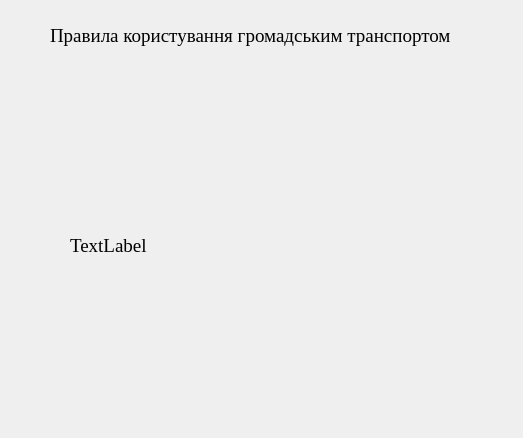
Old version of the form MapsWay/trafficrules.ui in the repository MariaMihajilova/MapsWay.
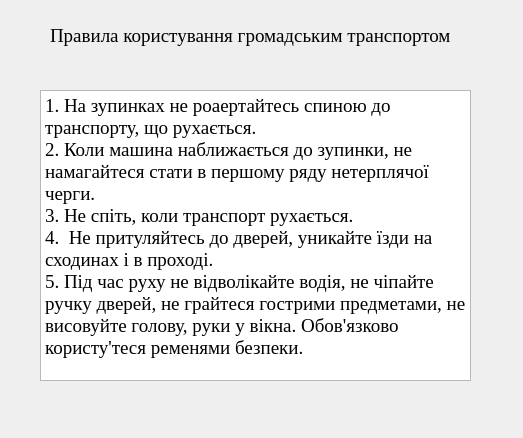
New version of the form. Icons and pictures are not drawn.

```diff
--- a/MapsWay/trafficrules.ui
+++ b/MapsWay/trafficrules.ui
@@ -44,13 +44,13 @@
     <string>Правила користування громадським транспортом</string>
    </property>
   </widget>
-  <widget class="QLabel" name="label_2">
+  <widget class="QTextEdit" name="textEdit">
    <property name="geometry">
     <rect>
-     <x>70</x>
-     <y>110</y>
-     <width>401</width>
-     <height>271</height>
+     <x>40</x>
+     <y>90</y>
+     <width>431</width>
+     <height>291</height>
     </rect>
    </property>
    <property name="font">
@@ -59,11 +59,16 @@
      <pointsize>14</pointsize>
     </font>
    </property>
-   <property name="text">
-    <string>TextLabel</string>
-   </property>
-   <property name="wordWrap">
-    <bool>true</bool>
+   <property name="html">
+    <string>&lt;!DOCTYPE HTML PUBLIC &quot;-//W3C//DTD HTML 4.0//EN&quot; &quot;http://www.w3.org/TR/REC-html40/strict.dtd&quot;&gt;
+&lt;html&gt;&lt;head&gt;&lt;meta name=&quot;qrichtext&quot; content=&quot;1&quot; /&gt;&lt;style type=&quot;text/css&quot;&gt;
+p, li { white-space: pre-wrap; }
+&lt;/style&gt;&lt;/head&gt;&lt;body style=&quot; font-family:'Times New Roman'; font-size:14pt; font-weight:400; font-style:normal;&quot;&gt;
+&lt;p style=&quot; margin-top:0px; margin-bottom:0px; margin-left:0px; margin-right:0px; -qt-block-indent:0; text-indent:0px;&quot;&gt;1. На зупинках не роаертайтесь спиною до транспорту, що рухається.&lt;/p&gt;
+&lt;p style=&quot; margin-top:0px; margin-bottom:0px; margin-left:0px; margin-right:0px; -qt-block-indent:0; text-indent:0px;&quot;&gt;2. Коли машина наближається до зупинки, не намагайтеся стати в першому ряду нетерплячої черги.&lt;/p&gt;
+&lt;p style=&quot; margin-top:0px; margin-bottom:0px; margin-left:0px; margin-right:0px; -qt-block-indent:0; text-indent:0px;&quot;&gt;3. Не спіть, коли транспорт рухається.&lt;/p&gt;
+&lt;p style=&quot; margin-top:0px; margin-bottom:0px; margin-left:0px; margin-right:0px; -qt-block-indent:0; text-indent:0px;&quot;&gt;4.  Не притуляйтесь до дверей, уникайте їзди на сходинах і в проході.&lt;/p&gt;
+&lt;p style=&quot; margin-top:0px; margin-bottom:0px; margin-left:0px; margin-right:0px; -qt-block-indent:0; text-indent:0px;&quot;&gt;5. Під час руху не відволікайте водія, не чіпайте ручку дверей, не грайтеся гострими предметами, не висовуйте голову, руки у вікна. Обов'язково користу'теся ременями безпеки.&lt;/p&gt;&lt;/body&gt;&lt;/html&gt;</string>
    </property>
   </widget>
  </widget>
```
Left out of the diff: 8 changed lines with no effect on the pictures.
